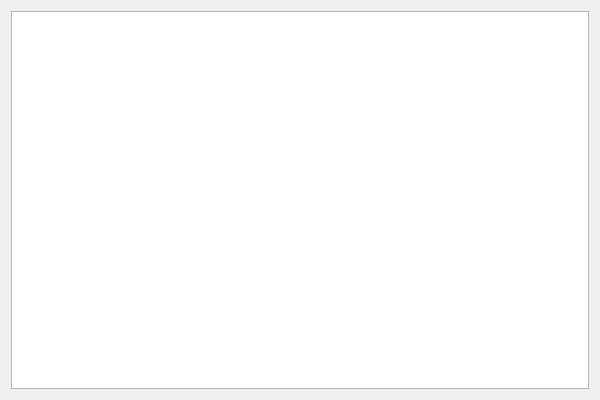
This is res/ui/FileStructurizer.ui in AkaBlur/FileStructurizer as Qt 5 draws it before an edit. The edited form follows.
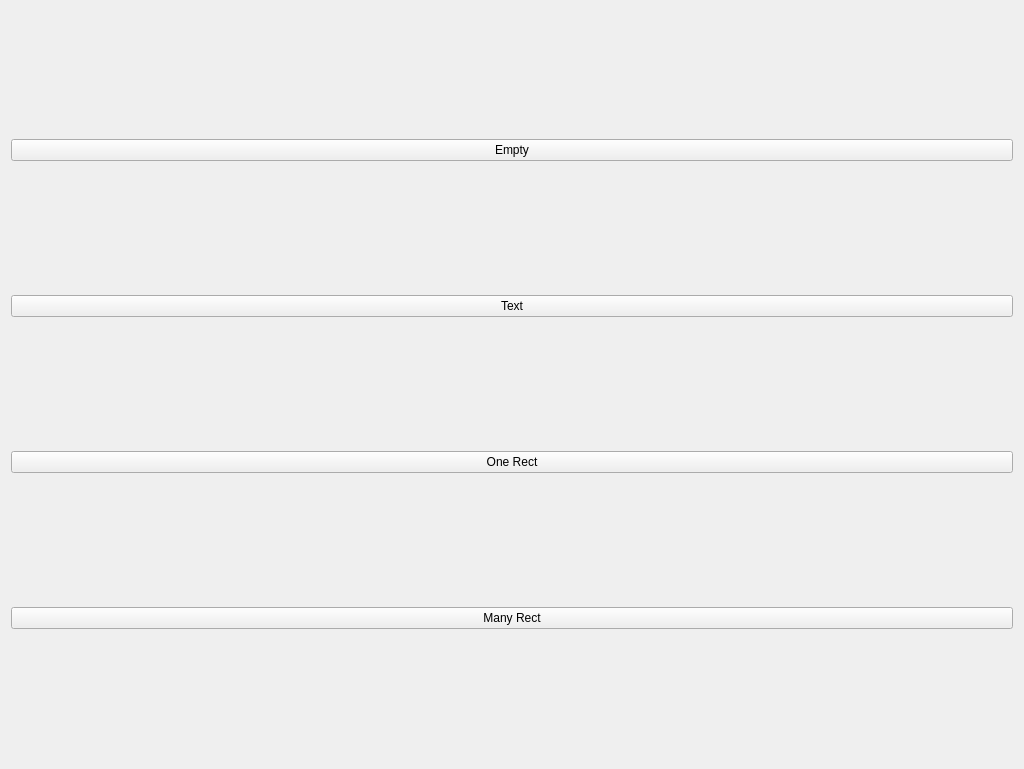
This is the edited form.

Commit message: Added FileScene and FileView objects for managing graphical output. Also added some testing graphics.

The edit to the form file:
```diff
--- a/res/ui/FileStructurizer.ui
+++ b/res/ui/FileStructurizer.ui
@@ -6,17 +6,52 @@
    <rect>
     <x>0</x>
     <y>0</y>
-    <width>600</width>
-    <height>400</height>
+    <width>1024</width>
+    <height>769</height>
    </rect>
   </property>
+  <property name="minimumSize">
+   <size>
+    <width>1024</width>
+    <height>768</height>
+   </size>
+  </property>
   <property name="windowTitle">
    <string>FileStructurizer</string>
   </property>
   <widget class="QWidget" name="centralWidget">
-   <layout class="QGridLayout" name="gridLayout">
-    <item row="0" column="0">
-     <widget class="QGraphicsView" name="mainFileView"/>
+   <layout class="QHBoxLayout" name="horizontalLayout">
+    <item>
+     <layout class="QVBoxLayout" name="verticalLayout">
+      <item>
+       <widget class="QPushButton" name="pushButton_Empty">
+        <property name="text">
+         <string>Empty</string>
+        </property>
+       </widget>
+      </item>
+      <item>
+       <widget class="QPushButton" name="pushButton_Text">
+        <property name="text">
+         <string>Text</string>
+        </property>
+       </widget>
+      </item>
+      <item>
+       <widget class="QPushButton" name="pushButton_oneRect">
+        <property name="text">
+         <string>One Rect</string>
+        </property>
+       </widget>
+      </item>
+      <item>
+       <widget class="QPushButton" name="pushButton_ManyRect">
+        <property name="text">
+         <string>Many Rect</string>
+        </property>
+       </widget>
+      </item>
+     </layout>
     </item>
    </layout>
   </widget>
```
Left out of the diff: 2 changed lines with no effect on the pictures. The commit also changes 7 other files.
